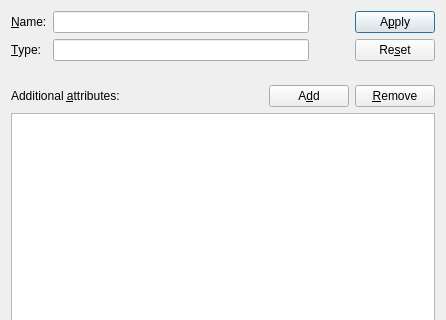
This is ndtsconfigtool/groupdlg.ui in jkotan/nexdatas.configtool as Qt 5 draws it before an edit; both pictures show x 0 to 446 and y 0 to 320 of the 446 by 585 pixel window. The edited form follows.
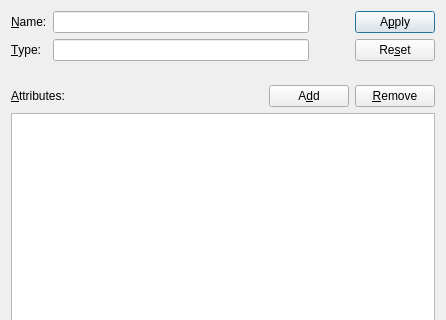
This is the edited form.

```diff
--- a/ndtsconfigtool/groupdlg.ui
+++ b/ndtsconfigtool/groupdlg.ui
@@ -120,7 +120,7 @@
        <item>
         <widget class="QLabel" name="attributesLabel">
          <property name="text">
-          <string>Additional &amp;attributes:</string>
+          <string>&amp;Attributes:</string>
          </property>
          <property name="buddy">
           <cstring>attributeTableWidget</cstring>
```
